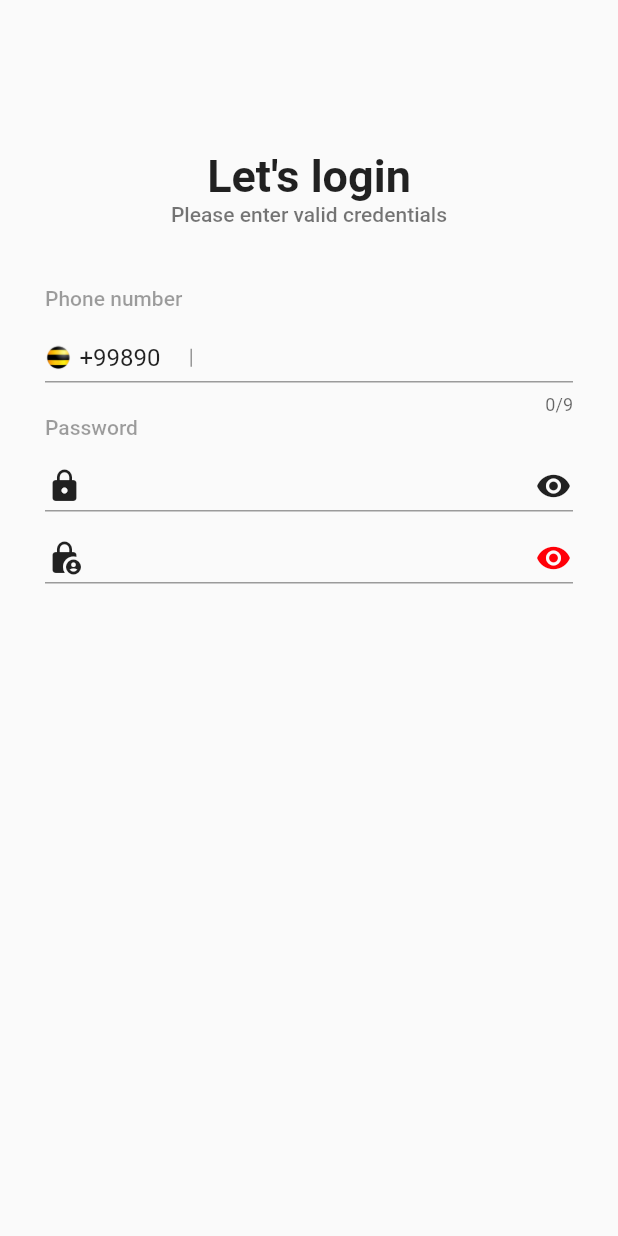
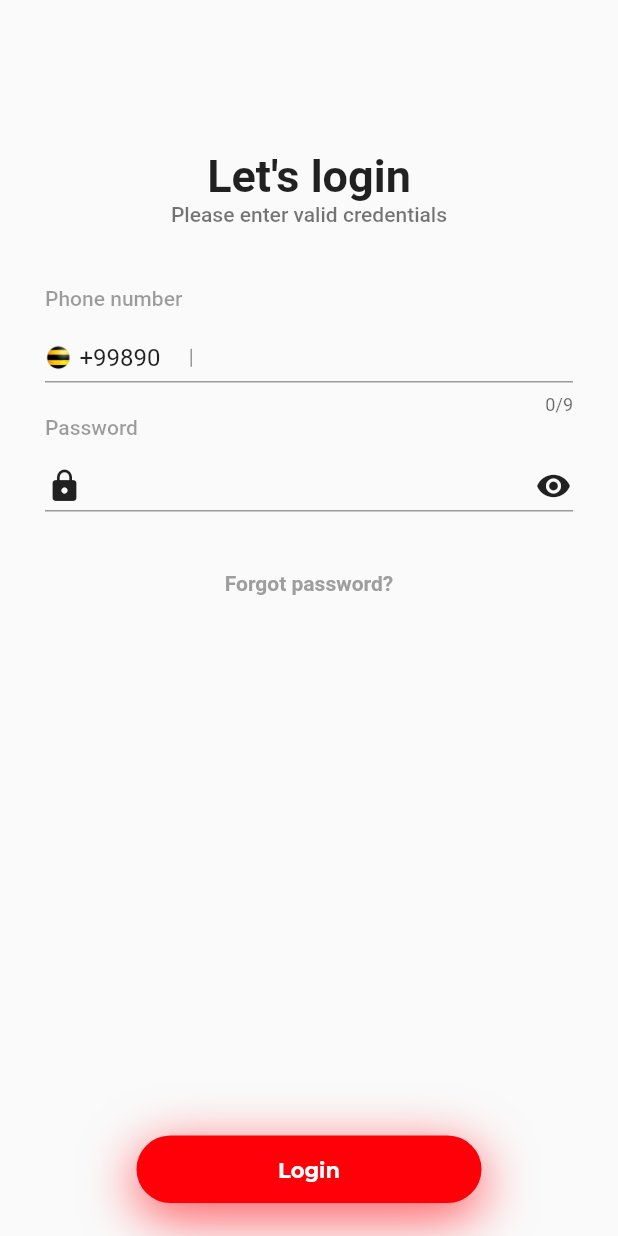
Before and after one commit to shahzodbek163/flinger, a Flutter app: the LoginScreen screen opened directly, on a phone screen of 412 x 824 dp. Run offline on Flutter 3.47's test engine with Material 2 defaults, Android fonts, the phone set to English and light mode, and no system bars; our stand-ins replace drop_shadow, flutter_multi_formatter, google_fonts; missing offline and left inert: shadow; Roboto replaces fonts that are missing (Ubuntu).

Commit message:
tursunali aka

```diff
--- a/lib/main.dart
+++ b/lib/main.dart
@@ -1,4 +1,6 @@
+import 'package:flinger/screens/first_screen.dart';
 import 'package:flinger/screens/login_screen.dart';
+import 'package:flinger/screens/welcome_screen.dart';
 import 'package:flutter/material.dart';
 
 void main(List<String> args) {
--- a/lib/screens/login_screen.dart
+++ b/lib/screens/login_screen.dart
@@ -1,4 +1,5 @@
 import 'package:flinger/resource/constants.dart';
+import 'package:flinger/widgets/red_button.dart';
 import 'package:flinger/widgets/start_location_text_field.dart';
 import 'package:flinger/widgets/text_field_icon.dart';
 import 'package:flinger/widgets/text_field_red.dart';
@@ -58,18 +59,33 @@ class LoginScreen extends StatelessWidget {
             ),
             const TextFieldIcon(
                 isEmail: false,
-                isPassword: false,
+                isPassword: true,
                 first: Icon(Icons.lock),
                 second: Icon(Icons.remove_red_eye)),
-            TextFieldIcon(
-              first: const Icon(Icons.lock_person_rounded),
-              isEmail: false,
-              isPassword: true,
-              second: Icon(
-                Icons.remove_red_eye,
-                color: Constants.redButtonColor,
+            SizedBox(
+              height: 40,
+            ),
+            Center(
+              child: Text(
+                "Forgot password?",
+                style: GoogleFonts.ubuntu(
+                    color: Colors.grey,
+                    fontSize: 14,
+                    fontWeight: FontWeight.bold),
+                textAlign: TextAlign.center,
               ),
             ),
+            const SizedBox(
+              height: 360,
+            ),
+            Center(
+              child: RedButton(
+                  color: Constants.redButtonColor,
+                  shadowColor: Constants.redButtonShadow,
+                  textColor: Constants.redButtonTextColor,
+                  buttonText: "Login",
+                  onTap: () {}),
+            )
           ],
         ),
       ),
--- a/lib/widgets/text_field_icon.dart
+++ b/lib/widgets/text_field_icon.dart
@@ -27,7 +27,7 @@ class TextFieldIcon extends StatelessWidget {
           keyboardType: isEmail ? TextInputType.emailAddress : null,
           obscureText: isPassword,
           decoration: const InputDecoration(
-            contentPadding: EdgeInsets.only(top: 17, left: 36),
+            contentPadding: EdgeInsets.only(top: 17, left: 36, right: 36),
             focusedBorder: UnderlineInputBorder(
                 borderSide: BorderSide(color: Color(0xFFff0008), width: 2)),
           ),
```
Also changed, not shown: 1 other file.
